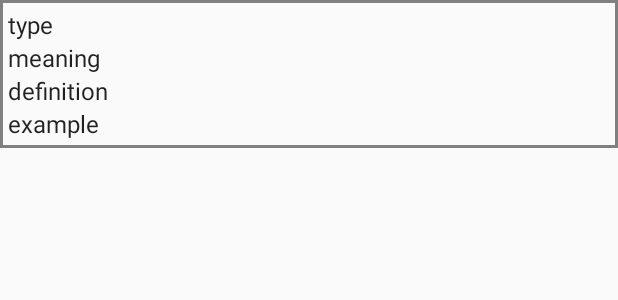
After one commit to NQuangg/DictDev, an Android app: the layout meaning_list_item.xml on its own in the app's theme, with its tools: preview values and no code run, on a phone screen of 412 x 824 dp. The commit adds this screen. Shown: the top 300 px of the screen. Run offline under Robolectric (Android 15) with nearby library versions, the phone set to English and light mode, and no system bars.

Commit message:
first commit

```diff
--- a/app/build.gradle
+++ b/app/build.gradle
@@ -30,6 +30,7 @@ dependencies {
     implementation 'androidx.cardview:cardview:1.0.0'
     compileOnly 'org.projectlombok:lombok:1.18.12'
     annotationProcessor 'org.projectlombok:lombok:1.18.12'
+    implementation "androidx.recyclerview:recyclerview:1.1.0"
 
     testImplementation 'junit:junit:4.13'
     androidTestImplementation 'androidx.test.ext:junit:1.1.2'
--- a/app/src/main/java/com/example/myapplication/adapter/Meanings.java
+++ /dev/null
@@ -1,4 +0,0 @@
-package com.example.myapplication.adapter;
-
-public class Meanings {
-}
--- a/app/src/main/java/com/example/myapplication/model/Meaning.java
+++ b/app/src/main/java/com/example/myapplication/model/ContentWord.java
@@ -3,7 +3,7 @@ package com.example.myapplication.model;
 import lombok.Data;
 
 @Data
-public class Meaning {
+public class ContentWord {
     private String name;
     private String type;
     private String meaning;
--- a/app/src/main/java/com/example/myapplication/model/Word.java
+++ b/app/src/main/java/com/example/myapplication/model/TitleWord.java
@@ -3,7 +3,7 @@ package com.example.myapplication.model;
 import lombok.Data;
 
 @Data
-public class Word {
+public class TitleWord {
     private String name;
     private String pronounce;
     private String abbreviation;
--- /dev/null
+++ b/app/src/main/res/drawable/border_item.xml
@@ -0,0 +1,4 @@
+<?xml version="1.0" encoding="utf-8"?>
+<shape xmlns:android="http://schemas.android.com/apk/res/android">
+    <stroke android:color="#808080" android:width="2dp" />
+</shape>
--- /dev/null
+++ b/app/src/main/res/layout/meaning_list_item.xml
@@ -0,0 +1,42 @@
+<?xml version="1.0" encoding="utf-8"?>
+<LinearLayout
+    xmlns:android="http://schemas.android.com/apk/res/android"
+    android:layout_width="match_parent"
+    android:layout_height="wrap_content"
+    android:orientation="vertical"
+    android:background="@drawable/border_item"
+    android:padding="5dp"
+    android:layout_marginBottom="4dp">
+
+    <TextView
+        android:id="@+id/typeWord"
+        android:layout_width="wrap_content"
+        android:layout_height="wrap_content"
+        android:text="type"
+        style="@style/TextAppearance.AppCompat.Subhead"
+        />
+
+    <TextView
+        android:id="@+id/meaningWord"
+        android:layout_width="wrap_content"
+        android:layout_height="wrap_content"
+        android:text="meaning"
+        style="@style/TextAppearance.AppCompat.Subhead"
+        />
+
+    <TextView
+        android:id="@+id/definitionWord"
+        android:layout_width="wrap_content"
+        android:layout_height="wrap_content"
+        android:text="definition"
+        style="@style/TextAppearance.AppCompat.Subhead"
+        />
+
+    <TextView
+        android:id="@+id/exampleWord"
+        android:layout_width="wrap_content"
+        android:layout_height="wrap_content"
+        android:text="example"
+        style="@style/TextAppearance.AppCompat.Subhead"
+        />
+</LinearLayout>
```
Also changed, not shown: app/src/main/java/com/example/myapplication/MainActivity.java (+5 -9 lines), app/src/main/java/com/example/myapplication/WordActivity.java (+34 -14 lines), app/src/main/java/com/example/myapplication/adapter/Meaning.java (added, +18 -0 lines), app/src/main/java/com/example/myapplication/adapter/MeaningAdapter.java (+63 -1 lines), app/src/main/res/layout/activity_word.xml (+14 -0 lines), app/src/main/res/raw/meaning.json (+7 -7 lines), app/src/main/res/raw/word.json (+10 -10 lines).
